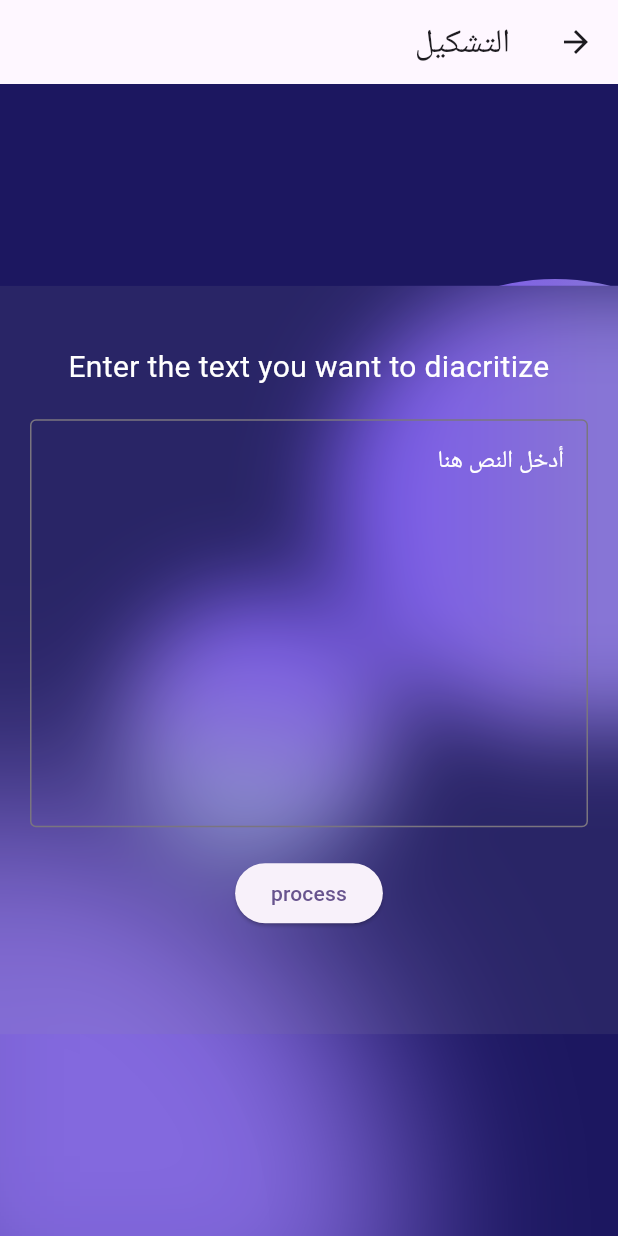
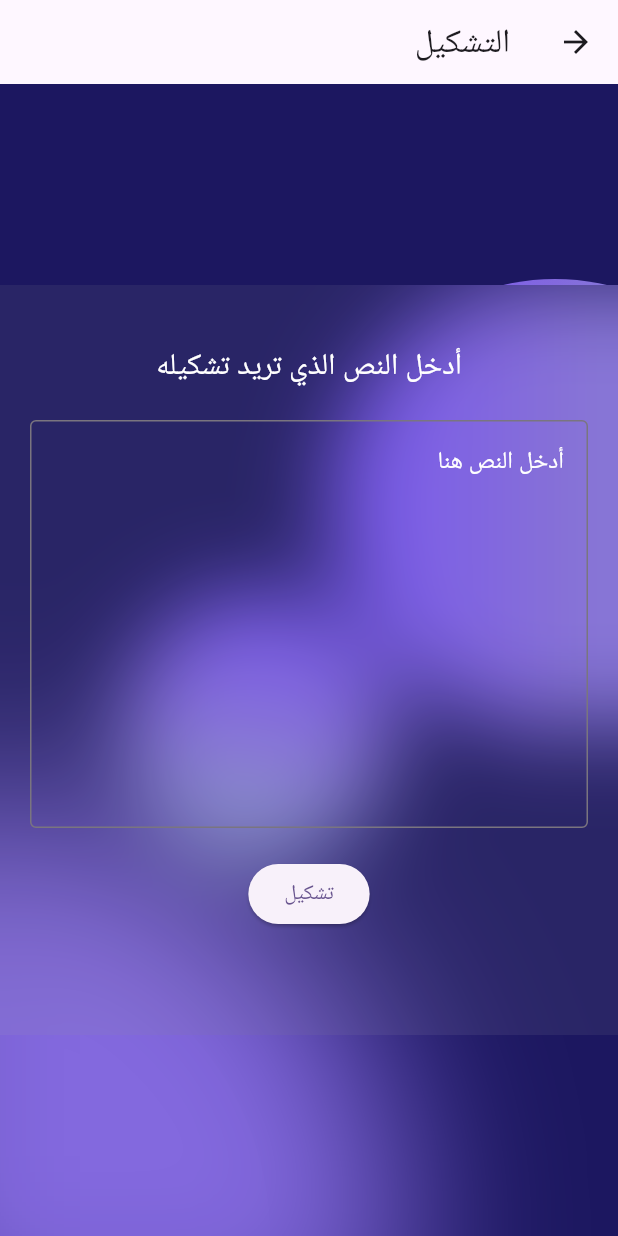
Before and after one commit to Allam-Future-Makers/app, a Flutter app: the HomeScreen screen opened by its route, after a tap on "التشكيل", on a phone screen of 412 x 824 dp. Run offline on Flutter 3.47's test engine with Material 3 defaults, Android fonts, the phone set to English and light mode, and no system bars; our stand-ins replace audioplayers, dio, get, google_fonts, image_picker, shared_preferences; missing offline and left inert: flutter_sound; accounts and stored records are empty; network calls fail; Roboto replaces fonts that are missing (Cairo).

Commit message:
fix(translation): add missing translations

```diff
--- a/lib/constants/translation.dart
+++ b/lib/constants/translation.dart
@@ -43,6 +43,7 @@ class AppTranslations {
     "quran_enter": "Enter your question",
     "question_here": "Enter your question here",
     "tashkeel_enter": "Enter the text you want to diacritize",
+    "process": "Process",
   };
 
   static final Map<String, String> ar = {
@@ -77,6 +78,13 @@ class AppTranslations {
     "helper_sentence": "الجملة المساعدة (اختياري)",
     "helper_enter": "أدخل الجملة المساعدة هنا",
     "search": "بحث",
-    "answer": "الإجابة"
+    "answer": "الإجابة",
+    "msa_enter": "أدخل النص الذي تريد تحويله",
+    "convert": "تحويل",
+    "result": "النتيجة",
+    "quran_enter": "أدخل سؤالك",
+    "question_here": "أدخل سؤالك هنا",
+    "tashkeel_enter": "أدخل النص الذي تريد تشكيله",
+    "process": "تشكيل",
   };
 }
```
